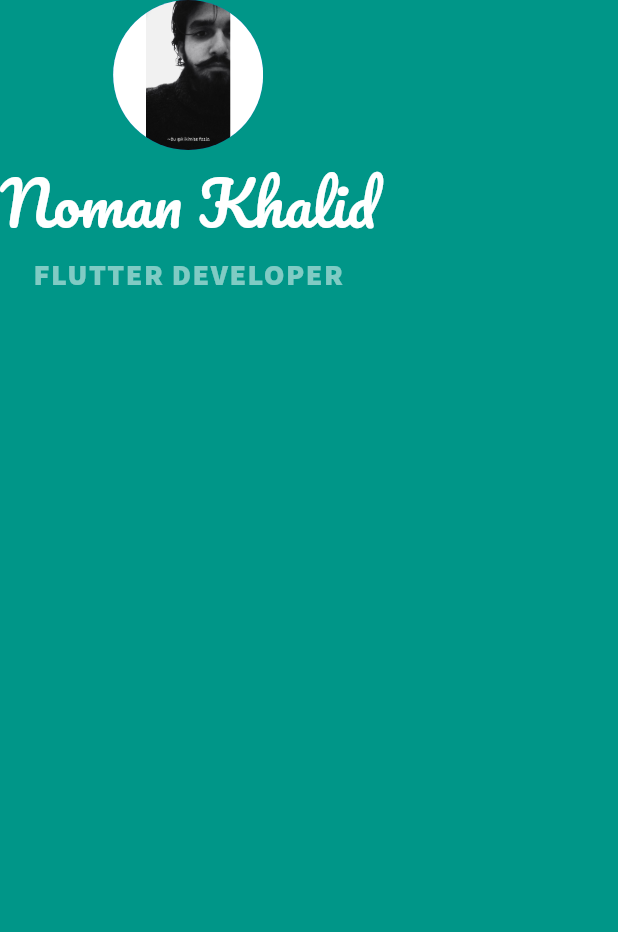
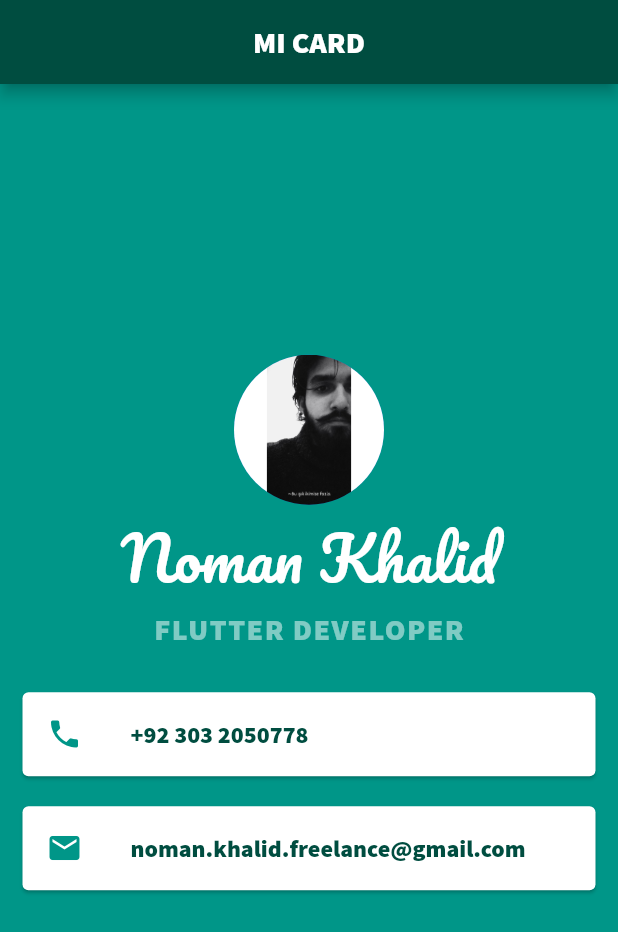
Before and after one commit to dev-nomi/MiCardApp, a Flutter app: the screen it shows after launch, on a phone screen of 412 x 824 dp. Shown: the top 932 px of the screen. Run offline on Flutter 3.47's test engine with Material 2 defaults, Android fonts, the phone set to English and light mode, and no system bars.

Commit message:
Adding cards in my app

```diff
--- a/lib/main.dart
+++ b/lib/main.dart
@@ -10,10 +10,22 @@ class MyApp extends StatelessWidget {
   @override
   Widget build(BuildContext context) {
     return MaterialApp(
-        home: Scaffold(
+      home: Scaffold(
+          appBar: AppBar(
+            title: Center(
+              child: Text(
+                'MI CARD',
+                style: TextStyle(
+                  fontFamily: 'SourceSansPro',
+                ),
+              ),
+            ),
+            backgroundColor: Colors.teal.shade900,
+          ),
           backgroundColor: Colors.teal,
           body: SafeArea(
             child: Column(
+              mainAxisAlignment: MainAxisAlignment.center,
               children: <Widget>[
                 CircleAvatar(
                   radius: 50.0,
@@ -36,6 +48,48 @@ class MyApp extends StatelessWidget {
                     letterSpacing: 1.0,
                   ),
                 ),
+                SizedBox(
+                  height: 20.0,
+                ),
+                Card(
+                  color: Colors.white,
+                  margin: EdgeInsets.symmetric(vertical: 10.0,horizontal: 15.0),
+                  child:ListTile(
+                    leading: Icon(
+                      Icons.phone,
+                      color: Colors.teal,
+                    ),
+                    title:Text(
+                      '+92 303 2050778',
+                      style: TextStyle(
+                          color: Colors.teal.shade900,
+                          fontSize: 16.0,
+                          fontFamily: 'SourceSansPro'
+                      ),
+                    ),
+                  ),
+                ),
+                Card(
+                  color: Colors.white,
+                  margin: EdgeInsets.symmetric(vertical: 10.0,horizontal: 15.0),
+                  child: ListTile(
+                    leading: Icon(
+                      Icons.email,
+                      color: Colors.teal,
+                    ),
+                    title: Text(
+                      'noman.khalid.freelance@gmail.com',
+                      style: TextStyle(
+                        fontSize: 16.0,
+                        color: Colors.teal.shade900,
+                        fontFamily: 'SourceSansPro',
+                      ),
+                    ),
+                  ),
+                ),
+                SizedBox(
+                  height: 40.0,
+                ),
               ],
             ),
           )
```
